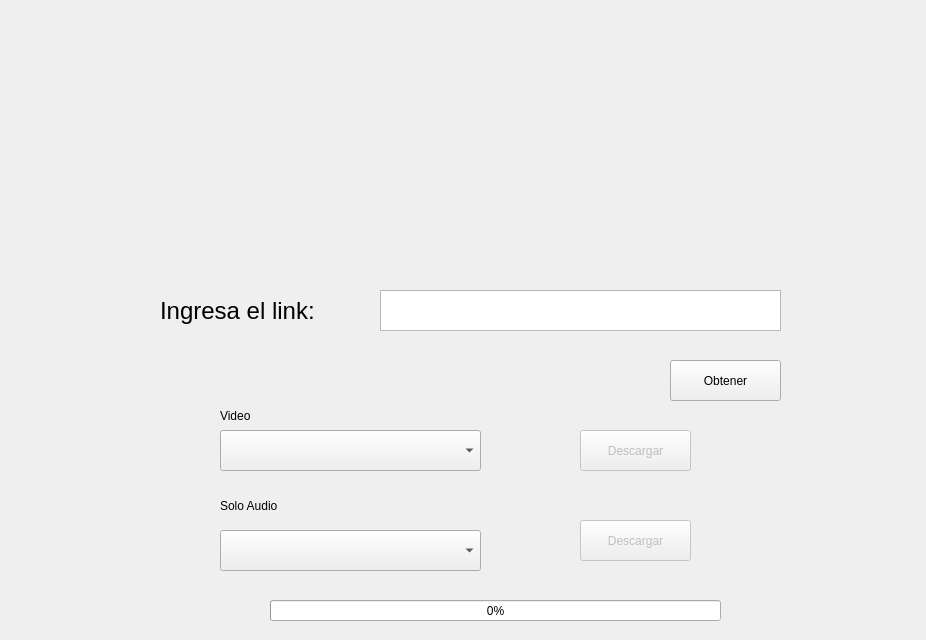
The window that Views/ventana.ui (LeoEsquivel/RaccoonsTube) describes before a commit, drawn with Qt 5.
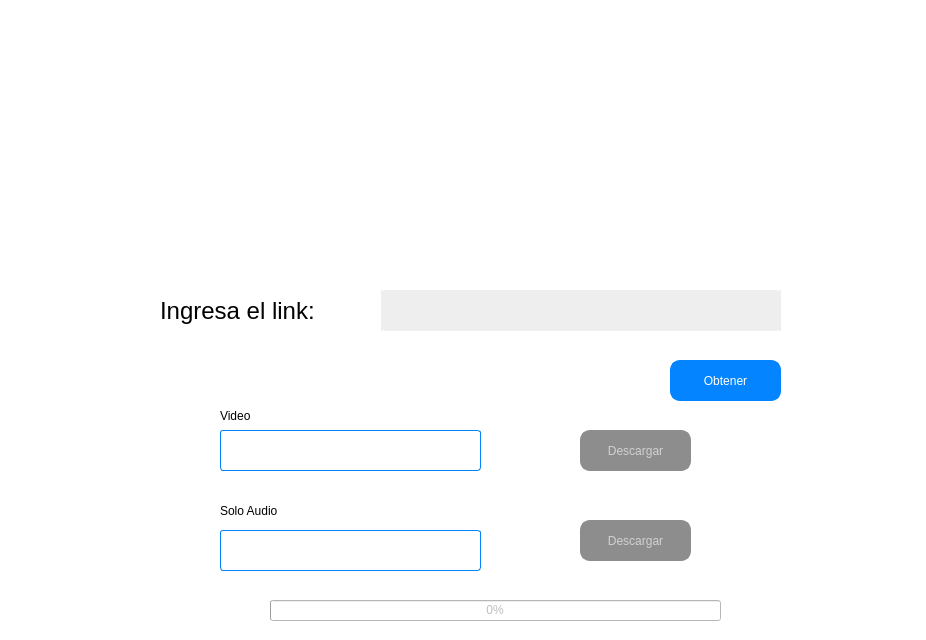
The same window after the commit. Icons and pictures are not drawn.

```diff
--- a/Views/ventana.ui
+++ b/Views/ventana.ui
@@ -13,6 +13,81 @@
   <property name="windowTitle">
    <string>Form</string>
   </property>
+  <property name="styleSheet">
+   <string notr="true">*{
+    background-color: #FFF;
+    text-align: center;
+	font-family: Arial;
+
+}
+
+QTextEdit{
+	border-radius:4px 0px 0px 4px;
+	width:30em;
+	text-align: left;
+	border:2px solid #EEEEEE;
+	background: #EEEEEE;
+	color: #a7a7a7;
+	font-size: 20px;
+	outline:none;
+}
+
+QPushButton{
+    border-radius: 10px 10px 10px 10px;
+    border: 2px solid #0485FF;
+    background-color: #0485FF;
+    color: #FFF;
+}
+
+QPushButton:disabled {
+    background-color:#8d8d8d;
+    border: 2px solid #8d8d8d;
+    color: rgb(209, 209, 209);
+    }
+
+
+QComboBox {
+	border: 1px solid #0485FF;
+	border-radius: 3px;
+	padding: 1px 23px 1px 3px;
+	min-width: 6em;
+	color: #000;
+}
+
+QComboBox:disabled {
+	border: 1px solid #8d8d8d;
+	border-radius: 3px;
+	padding: 1px 23px 1px 3px;
+	min-width: 6em;
+	color: #8d8d8d;
+}
+
+QComboBox::drop-down {
+	subcontrol-origin: padding;
+	subcontrol-position: top right;
+	width: 15px;
+    
+	border: 0px
+
+}
+
+QComboBox::down-arrow {
+    image: url(Resources/DropDownArrow.png);
+    width: 20px;
+    height: 20px;
+}
+ 
+QComboBox QAbstractItemView{
+	background-color: #FFF;
+	color: #3a3939;
+ 
+	selection-background-color: #3a3939;
+	selection-color: #3a3939;
+}
+
+
+</string>
+  </property>
   <widget class="QTextEdit" name="link">
    <property name="geometry">
     <rect>
@@ -22,6 +97,9 @@
      <height>41</height>
     </rect>
    </property>
+   <property name="styleSheet">
+    <string notr="true"/>
+   </property>
   </widget>
   <widget class="QLabel" name="label">
    <property name="geometry">
@@ -34,6 +112,7 @@
    </property>
    <property name="font">
     <font>
+     <family>Arial</family>
      <pointsize>18</pointsize>
     </font>
    </property>
@@ -50,6 +129,9 @@
      <height>41</height>
     </rect>
    </property>
+   <property name="styleSheet">
+    <string notr="true"/>
+   </property>
    <property name="text">
     <string>Obtener</string>
    </property>
@@ -87,7 +169,7 @@
    <property name="geometry">
     <rect>
      <x>220</x>
-     <y>495</y>
+     <y>500</y>
      <width>71</width>
      <height>21</height>
     </rect>
@@ -113,6 +195,9 @@
    </property>
   </widget>
   <widget class="QProgressBar" name="progressBar">
+   <property name="enabled">
+    <bool>false</bool>
+   </property>
    <property name="geometry">
     <rect>
      <x>270</x>
@@ -150,12 +235,17 @@
    </property>
    <property name="geometry">
     <rect>
-     <x>210</x>
+     <x>50</x>
      <y>260</y>
-     <width>521</width>
+     <width>821</width>
      <height>20</height>
     </rect>
    </property>
+   <property name="styleSheet">
+    <string notr="true">font-family: Arial;
+font-weight: bold;
+</string>
+   </property>
    <property name="text">
     <string/>
    </property>
```
